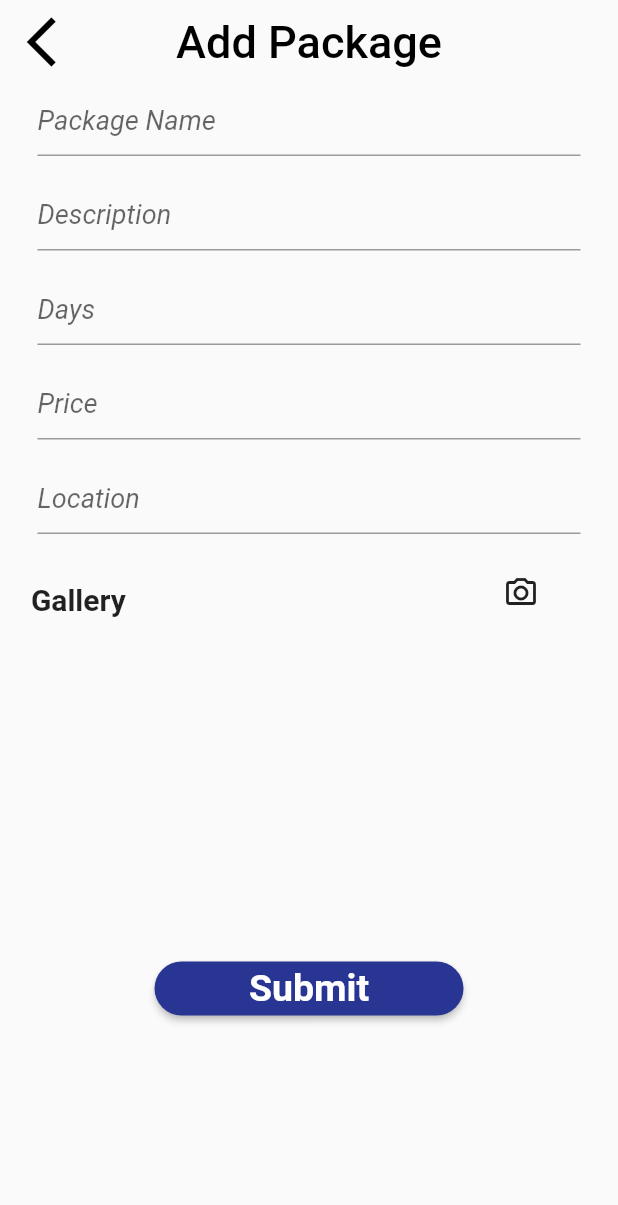
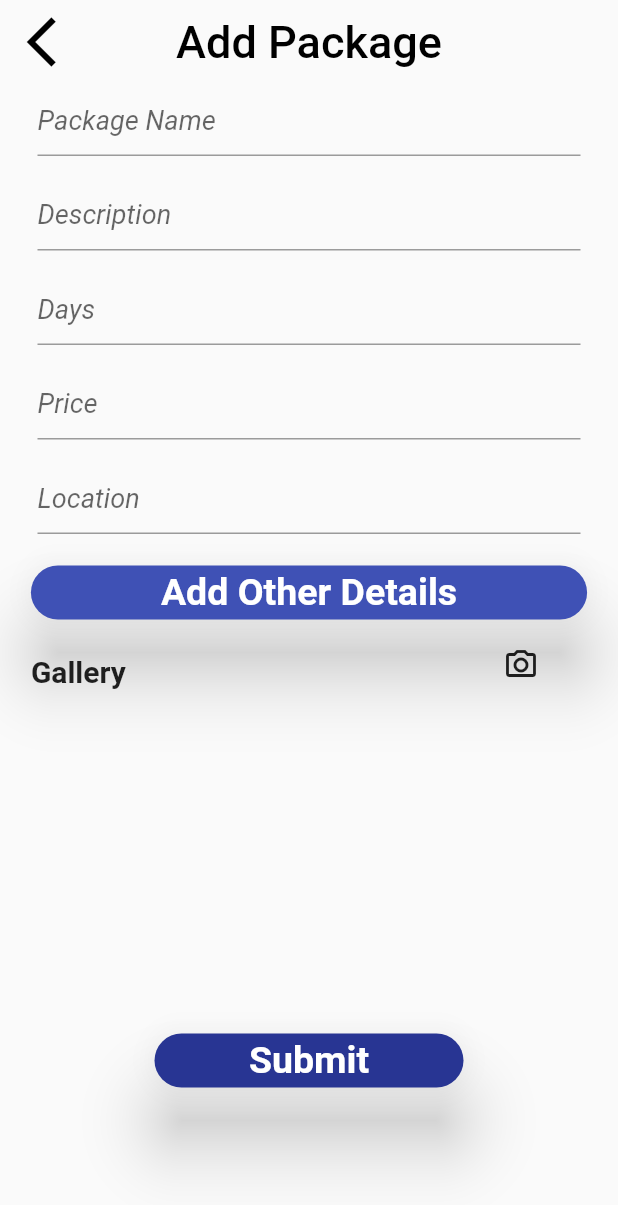
Before and after one commit to A-Asghar/AAHA-Travel, a Flutter app: the addPackage screen opened directly, on a phone screen of 412 x 824 dp. Shown: the top 1205 px of the screen. Run offline on Flutter 3.47's test engine with Material 2 defaults, Android fonts, the phone set to English and light mode, and no system bars; our stand-ins replace carousel_slider, circular_profile_avatar, cloud_firestore, file_picker, firebase_auth, firebase_core and 3 more; accounts and stored records are empty; network calls fail.

Commit message:
daywise details ui partially done

```diff
--- a/lib/AgHomeAgView.dart
+++ b/lib/AgHomeAgView.dart
@@ -71,7 +71,9 @@ class _AgHomeAgViewState extends State<AgHomeAgView> {
                           onPressed: () {
                             Navigator.of(context).push(MaterialPageRoute(
                               builder: (Context) => addPackage(),
-                            ));
+                            )).then((value) {
+                              daysController.clear();
+                            });
                           },
                           backgroundColor: Colors.black,
                         ),
--- a/lib/addPackage.dart
+++ b/lib/addPackage.dart
@@ -1,4 +1,5 @@
 import 'package:aaha/Agency.dart';
+import 'package:aaha/otherDetails.dart';
 import 'package:file_picker/file_picker.dart';
 import 'package:firebase_storage/firebase_storage.dart' as firebase_storage;
 import 'package:firebase_storage/firebase_storage.dart';
@@ -19,7 +20,7 @@ import 'package:aaha/pkg_detail_pg_travellers.dart';
 import 'package:image_picker/image_picker.dart';
 TextEditingController _nameController= TextEditingController();
 TextEditingController _descController= TextEditingController();
-TextEditingController _daysController= TextEditingController();
+TextEditingController daysController= TextEditingController();
 TextEditingController _priceController= TextEditingController();
 TextEditingController _locationController= TextEditingController();
 
@@ -70,9 +71,31 @@ class _addPackage extends State<addPackage> {
             children: [
               userInput('Package Name', TextInputType.text,_nameController),
               userInput('Description', TextInputType.text,_descController),
-              userInput('Days', TextInputType.text,_daysController),
+              userInput('Days', TextInputType.text,daysController),
               userInput('Price', TextInputType.number,_priceController),
               userInput('Location', TextInputType.text,_locationController),
+              Container(
+                width:MediaQuery.of(context).size.width * 0.9,
+                child: RaisedButton(
+                  elevation: 20,
+                  shape: RoundedRectangleBorder(
+                      borderRadius: BorderRadius.circular(25)),
+                  color: Colors.indigo.shade500,
+                  onPressed: () {
+                    Navigator.of(context).push(MaterialPageRoute(
+                      builder: (Context) => otherDetails(),
+                    ));
+                  },
+                  child: Text(
+                    'Add Other Details',
+                    style: TextStyle(
+                      fontSize: 25,
+                      fontWeight: FontWeight.w700,
+                      color: Colors.white,
+                    ),
+                  ),
+                ),
+              ),
 
               Container(
                 width: MediaQuery.of(context).size.width * 0.9,
@@ -128,7 +151,7 @@ Padding(padding: EdgeInsets.fromLTRB(0, 0, 20 , 10), child: IconButton(onPressed
                                   height: MediaQuery.of(context).size.height * 0.118,
                                   width: MediaQuery.of(context).size.width * 0.35,
                                   child: Image.file(File(imageFileList![index].path),
-                                    fit: BoxFit.fill,
+                                    fit: BoxFit.contain,
 
                                   ),
                                 ),
@@ -145,6 +168,7 @@ Padding(padding: EdgeInsets.fromLTRB(0, 0, 20 , 10), child: IconButton(onPressed
               Container(
                 width: MediaQuery.of(context).size.width * 0.5,
                 child: RaisedButton(
+                  elevation: 20,
                   shape: RoundedRectangleBorder(
                       borderRadius: BorderRadius.circular(25)),
                   color: Colors.indigo.shade800,
@@ -152,13 +176,13 @@ Padding(padding: EdgeInsets.fromLTRB(0, 0, 20 , 10), child: IconButton(onPressed
 
 
                       print(ImgUrls1.length);
-                    await packageManagement.storeNewPackage(FirebaseAuth.instance.currentUser, _nameController.text, _descController.text, _daysController.text, _priceController.text,_locationController.text, 0, context,ImgUrls1);
+                    await packageManagement.storeNewPackage(FirebaseAuth.instance.currentUser, _nameController.text, _descController.text, daysController.text, _priceController.text,_locationController.text, 0, context,ImgUrls1);
                       setState(() {
 
                       });
                       _nameController.clear();
                       _descController.clear();
-                      _daysController.clear();
+                      daysController.clear();
                       _priceController.clear();
                       _locationController.clear();
 
```
Also changed, not shown: lib/otherDetails.dart (added, +107 -0 lines).
